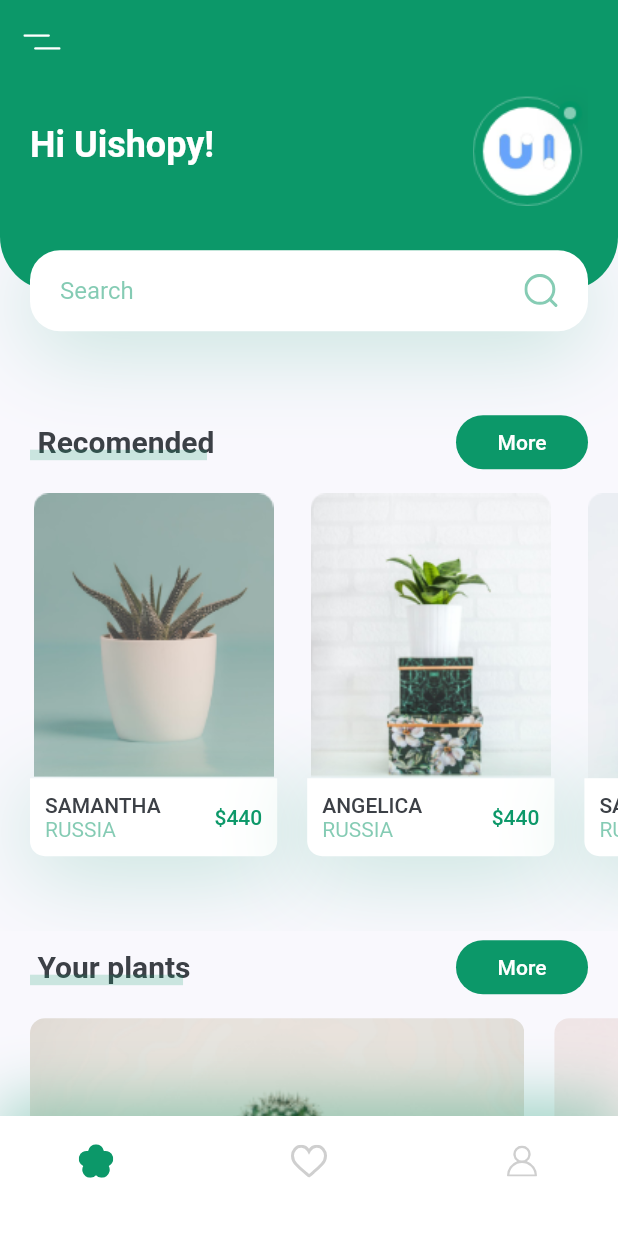
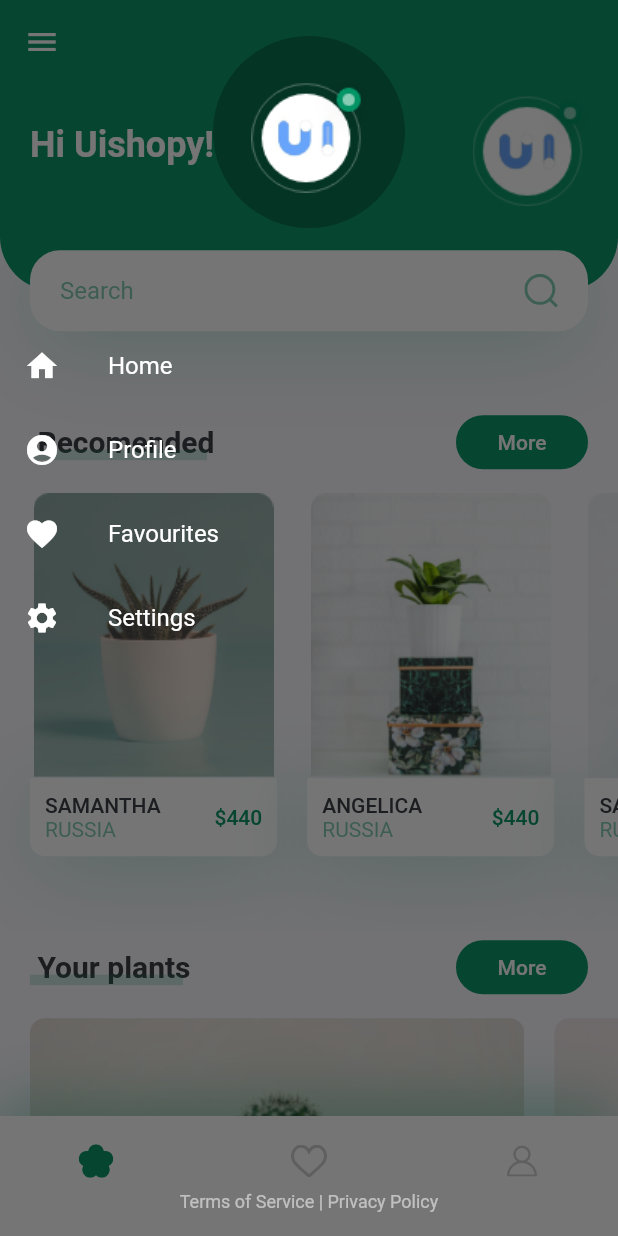
Before and after one commit to PlantCare372/PlantCare-FE, a Flutter app: the screen it shows after launch, with the side drawer open (before the commit the screen has no drawer), on a phone screen of 412 x 824 dp. Run offline on Flutter 3.47's test engine with Material 2 defaults, Android fonts, the phone set to English and light mode, and no system bars; our stand-ins replace flutter_advanced_drawer, flutter_local_notifications, flutter_svg, timezone.

Commit message:
done menu drawer

```diff
--- a/plant_care_fe/lib/screens/home/components/featurred_plants.dart
+++ b/plant_care_fe/lib/screens/home/components/featurred_plants.dart
@@ -2,6 +2,7 @@ import 'package:flutter/material.dart';
 import 'package:flutter_local_notifications/flutter_local_notifications.dart';
 import '../../../constants.dart';
 import '../../../notification_service.dart';
+import '../../reminder/reminder_screen.dart';
 
 final FlutterLocalNotificationsPlugin flutterLocalNotificationsPlugin =
     FlutterLocalNotificationsPlugin();
@@ -19,8 +20,9 @@ class FeaturedPlants extends StatelessWidget {
         children: <Widget>[
           FeaturePlantCard(
             image: "assets/images/bottom_img_1.png",
-            press: () async {
-              await NotificationService().scheduleNotification();
+            press: () {
+              Navigator.push(context,
+                  MaterialPageRoute(builder: (context) => ReminderScreen()));
             },
           ),
           FeaturePlantCard(
--- a/plant_care_fe/lib/screens/home/home_screen.dart
+++ b/plant_care_fe/lib/screens/home/home_screen.dart
@@ -2,6 +2,7 @@ import 'package:flutter/material.dart';
 import 'package:flutter_svg/svg.dart';
 import 'package:plant_app/components/my_bottom_nav_bar.dart';
 import 'package:plant_app/screens/home/components/body.dart';
+import 'package:flutter_advanced_drawer/flutter_advanced_drawer.dart';
 
 class HomeScreen extends StatelessWidget {
   @override
@@ -10,16 +11,74 @@ class HomeScreen extends StatelessWidget {
       appBar: buildAppBar(),
       body: Body(),
       bottomNavigationBar: MyBottomNavBar(),
+      drawer: SafeArea(
+        child: Container(
+          child: ListTileTheme(
+            textColor: Colors.white,
+            iconColor: Colors.white,
+            child: Column(
+              mainAxisSize: MainAxisSize.max,
+              children: [
+                Container(
+                  width: 128.0,
+                  height: 128.0,
+                  margin: const EdgeInsets.only(
+                    top: 24.0,
+                    bottom: 64.0,
+                  ),
+                  clipBehavior: Clip.antiAlias,
+                  decoration: BoxDecoration(
+                    color: Colors.black26,
+                    shape: BoxShape.circle,
+                  ),
+                  child: Image.asset(
+                    'assets/images/logo.png',
+                  ),
+                ),
+                ListTile(
+                  onTap: () {},
+                  leading: Icon(Icons.home),
+                  title: Text('Home'),
+                ),
+                ListTile(
+                  onTap: () {},
+                  leading: Icon(Icons.account_circle_rounded),
+                  title: Text('Profile'),
+                ),
+                ListTile(
+                  onTap: () {},
+                  leading: Icon(Icons.favorite),
+                  title: Text('Favourites'),
+                ),
+                ListTile(
+                  onTap: () {},
+                  leading: Icon(Icons.settings),
+                  title: Text('Settings'),
+                ),
+                Spacer(),
+                DefaultTextStyle(
+                  style: TextStyle(
+                    fontSize: 12,
+                    color: Colors.white54,
+                  ),
+                  child: Container(
+                    margin: const EdgeInsets.symmetric(
+                      vertical: 16.0,
+                    ),
+                    child: Text('Terms of Service | Privacy Policy'),
+                  ),
+                ),
+              ],
+            ),
+          ),
+        ),
+      ),
     );
   }
 
   AppBar buildAppBar() {
     return AppBar(
       elevation: 0,
-      leading: IconButton(
-        icon: SvgPicture.asset("assets/icons/menu.svg"),
-        onPressed: () {},
-      ),
     );
   }
 }
--- a/plant_care_fe/lib/screens/reminder/reminder_screen.dart
+++ b/plant_care_fe/lib/screens/reminder/reminder_screen.dart
@@ -1,6 +1,6 @@
 import 'package:flutter/material.dart';
 
-class SecondRoute extends StatelessWidget {
+class ReminderScreen extends StatelessWidget {
   @override
   Widget build(BuildContext context) {
     return Scaffold(
--- a/plant_care_fe/pubspec.yaml
+++ b/plant_care_fe/pubspec.yaml
@@ -29,6 +29,7 @@ dependencies:
   cupertino_icons: ^0.1.3
   flutter_svg: ^0.19.1 #it helps us to use SVG
   flutter_local_notifications: ^5.0.0+4
+  flutter_advanced_drawer: ^1.1.0
 
 dev_dependencies:
   flutter_test:
```
Also changed, not shown: plant_care_fe/lib/components/menu_bar.dart (added).
